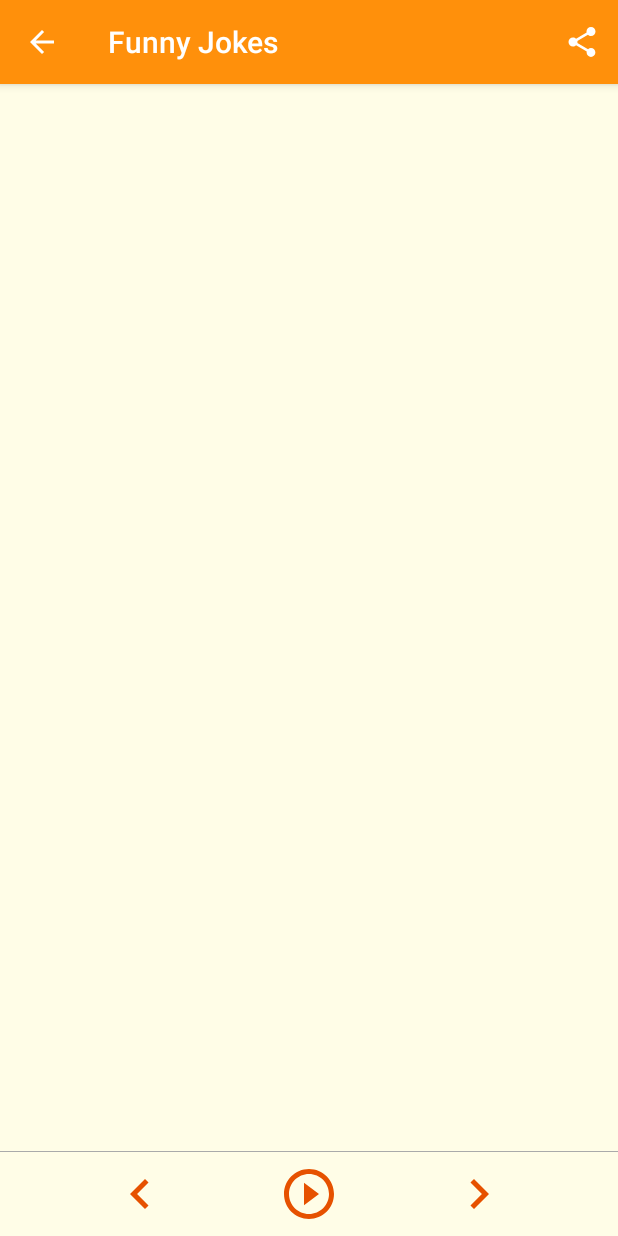
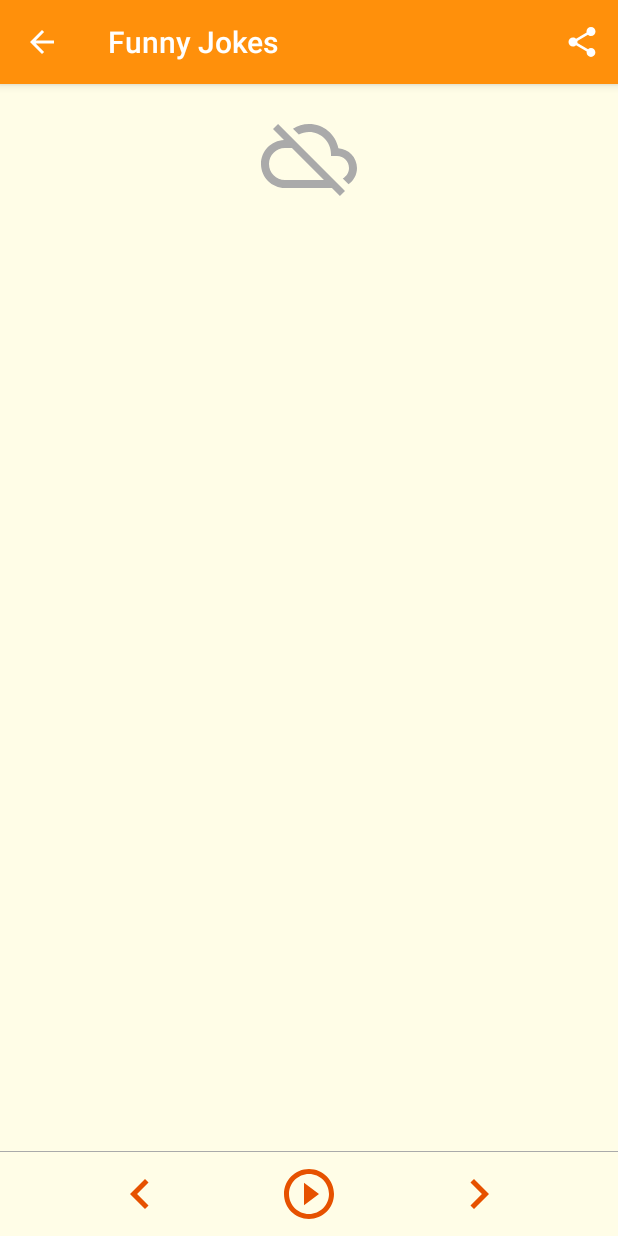
Before and after one commit to TumiSibiya/android-joke-telling-app, an Android app: the JokeFragment screen opened directly, with no data from a screen before it, on a phone screen of 412 x 824 dp. Run offline under Robolectric (Android 15) with nearby library versions, the phone set to English and light mode, and no system bars; our stand-ins replace Timber, data binding; 2 statements that could not run were skipped.

Commit message:
feat: Add an ImageView that displays that the backend is offline

```diff
--- a/jokedisplay/src/main/java/com/example/android/jokedisplay/JokeFragment.java
+++ b/jokedisplay/src/main/java/com/example/android/jokedisplay/JokeFragment.java
@@ -71,13 +71,17 @@ public class JokeFragment extends Fragment {
         // Inflate the Joke fragment layout
         View rootView = mFragmentJokeBinding.getRoot();
 
-        // If a list of jokes exists, set the joke string
-        // Otherwise, create a Log statement that indicates that the list was not found
+        // If a list of jokes exists, set the joke string.
+        // Otherwise, create a Log statement that indicates that the list was not found and
+        // display the image that indicates that the backend is offline.
         if (mJokes != null) {
+            // Make sure the View for a joke visible
+            showJokes();
             // Set the joke to the TextView
             mFragmentJokeBinding.tvJoke.setText(mJokes.get(mJokeIndex));
         } else {
             Timber.v("This fragment has a null list of jokes");
+            showOffline();
         }
         return rootView;
     }
@@ -104,4 +108,20 @@ public class JokeFragment extends Fragment {
         outState.putStringArrayList(JOKES, (ArrayList<String>) mJokes);
         outState.putInt(JOKE_INDEX, mJokeIndex);
     }
+
+    /**
+     * This method will make the View for the joke data visible and hide the empty ImageView.
+     */
+    private void showJokes() {
+        mFragmentJokeBinding.ivEmpty.setVisibility(View.GONE);
+        mFragmentJokeBinding.tvJoke.setVisibility(View.VISIBLE);
+    }
+
+    /**
+     * This method will make the empty ImageView visible and hide the joke string.
+     */
+    private void showOffline() {
+        mFragmentJokeBinding.tvJoke.setVisibility(View.GONE);
+        mFragmentJokeBinding.ivEmpty.setVisibility(View.VISIBLE);
+    }
 }
--- /dev/null
+++ b/jokedisplay/src/main/res/drawable/cloud_off.xml
@@ -0,0 +1,25 @@
+<!--
+  ~ Copyright 2018 Soojeong Shin
+  ~
+  ~ Licensed under the Apache License, Version 2.0 (the "License");
+  ~ you may not use this file except in compliance with the License.
+  ~ You may obtain a copy of the License at
+  ~
+  ~     http://www.apache.org/licenses/LICENSE-2.0
+  ~
+  ~ Unless required by applicable law or agreed to in writing, software
+  ~ distributed under the License is distributed on an "AS IS" BASIS,
+  ~ WITHOUT WARRANTIES OR CONDITIONS OF ANY KIND, either express or implied.
+  ~ See the License for the specific language governing permissions and
+  ~ limitations under the License.
+  -->
+
+<vector xmlns:android="http://schemas.android.com/apk/res/android"
+    android:width="24dp"
+    android:height="24dp"
+    android:viewportWidth="24"
+    android:viewportHeight="24">
+  <path
+      android:fillColor="#FF000000"
+      android:pathData="M19.35,10.04C18.67,6.59 15.64,4 12,4c-1.48,0 -2.85,0.43 -4.01,1.17l1.46,1.46C10.21,6.23 11.08,6 12,6c3.04,0 5.5,2.46 5.5,5.5v0.5H19c1.66,0 3,1.34 3,3 0,1.13 -0.64,2.11 -1.56,2.62l1.45,1.45C23.16,18.16 24,16.68 24,15c0,-2.64 -2.05,-4.78 -4.65,-4.96zM3,5.27l2.75,2.74C2.56,8.15 0,10.77 0,14c0,3.31 2.69,6 6,6h11.73l2,2L21,20.73 4.27,4 3,5.27zM7.73,10l8,8H6c-2.21,0 -4,-1.79 -4,-4s1.79,-4 4,-4h1.73z"/>
+</vector>
--- a/jokedisplay/src/main/res/layout/fragment_joke.xml
+++ b/jokedisplay/src/main/res/layout/fragment_joke.xml
@@ -1,5 +1,4 @@
-<?xml version="1.0" encoding="utf-8"?>
-<!--
+<?xml version="1.0" encoding="utf-8"?><!--
   ~ Copyright 2018 Soojeong Shin
   ~
   ~ Licensed under the Apache License, Version 2.0 (the "License");
@@ -28,20 +27,38 @@
             android:layout_width="match_parent"
             android:layout_height="wrap_content">
 
-            <!-- Display a joke -->
-            <TextView
-                android:id="@+id/tv_joke"
+            <FrameLayout
                 android:layout_width="match_parent"
                 android:layout_height="wrap_content"
-                android:layout_margin="@dimen/margin_activity"
-                android:fontFamily="@font/noto_sans_regular"
-                android:textAppearance="@style/TextAppearance.AppCompat.Medium"
-                android:textColor="@color/color_text"
                 app:layout_constraintBottom_toBottomOf="parent"
                 app:layout_constraintEnd_toEndOf="parent"
                 app:layout_constraintStart_toStartOf="parent"
-                app:layout_constraintTop_toTopOf="parent"
-                tools:text="This is a joke from a joke provider" />
+                app:layout_constraintTop_toTopOf="parent">
+
+                <!-- Display a joke -->
+                <TextView
+                    android:id="@+id/tv_joke"
+                    android:layout_width="match_parent"
+                    android:layout_height="wrap_content"
+                    android:layout_margin="@dimen/margin_activity"
+                    android:fontFamily="@font/noto_sans_regular"
+                    android:textAppearance="@style/TextAppearance.AppCompat.Medium"
+                    android:textColor="@color/color_text"
+                    tools:text="This is a joke from a joke provider" />
+
+                <!-- Only visible if a list of joke is null -->
+                <ImageView
+                    android:id="@+id/iv_empty"
+                    android:layout_width="@dimen/size_offline_image"
+                    android:layout_height="@dimen/size_offline_image"
+                    android:layout_gravity="center"
+                    android:contentDescription="@string/empty_content_description"
+                    android:paddingTop="@dimen/margin_activity"
+                    android:src="@drawable/cloud_off"
+                    android:tint="@android:color/darker_gray"
+                    android:visibility="invisible" />
+
+            </FrameLayout>
 
         </android.support.constraint.ConstraintLayout>
     </ScrollView>
--- a/jokedisplay/src/main/res/values/dimens.xml
+++ b/jokedisplay/src/main/res/values/dimens.xml
@@ -20,4 +20,5 @@
     <dimen name="margin_activity_small">8dp</dimen>
     <dimen name="height_divider">0.3dp</dimen>
     <dimen name="margin_activity">16dp</dimen>
+    <dimen name="size_offline_image">80dp</dimen>
 </resources>
--- a/jokedisplay/src/main/res/values/strings.xml
+++ b/jokedisplay/src/main/res/values/strings.xml
@@ -21,6 +21,7 @@
     <string name="prev_content_description">previous button</string>
     <string name="next_content_description">next button</string>
     <string name="play_pause_content_description">play and pause button</string>
+    <string name="empty_content_description">An image that appears when the backend is offline</string>
 
     <!-- Strings for menu -->
     <string name="action_share">share</string>
```
Also changed, not shown: 1 other file.
